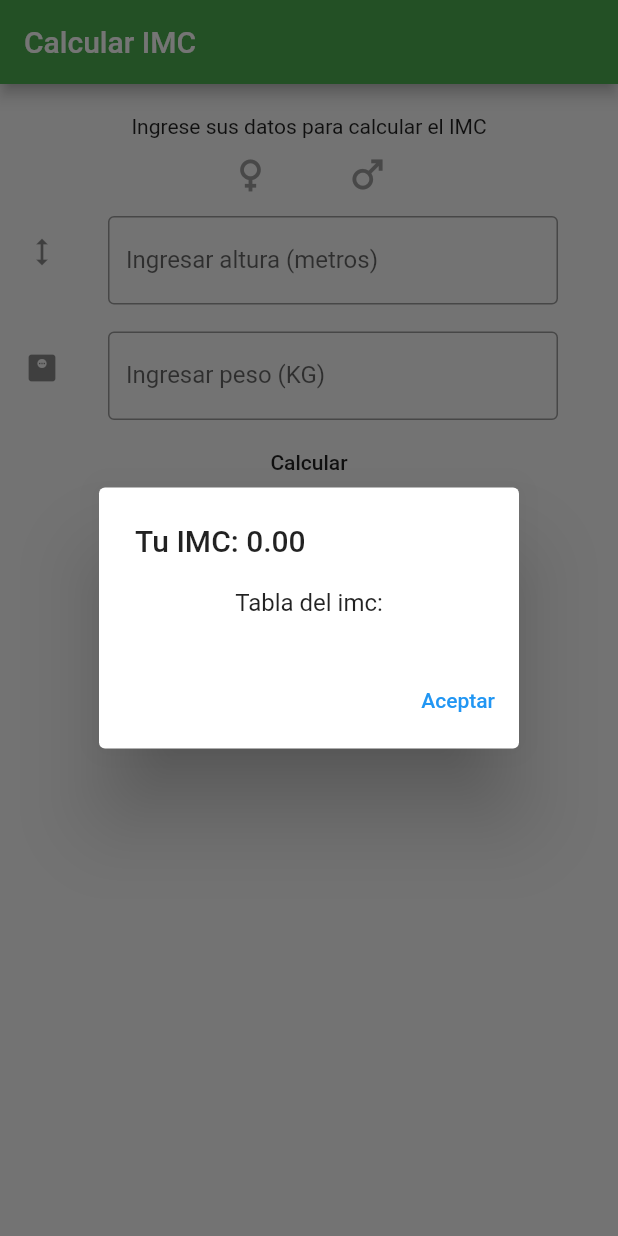
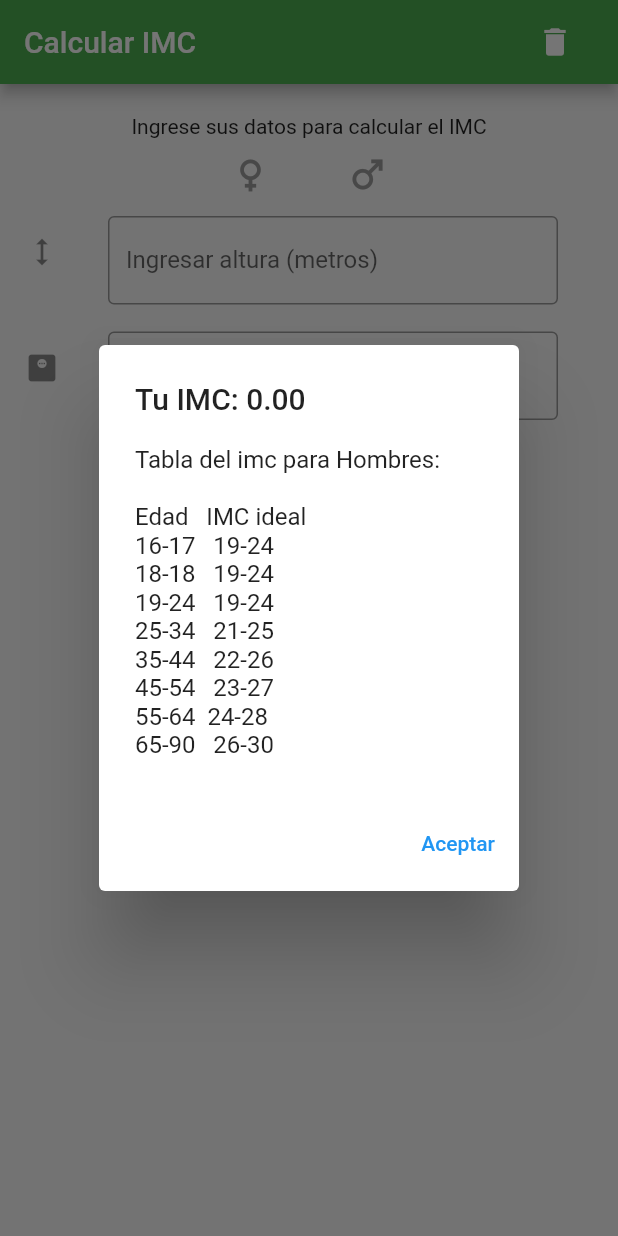
Before and after one commit to Daniel221/desarrollo_movil, a Flutter app: the screen it shows after launch, after a tap on "Calcular", on a phone screen of 412 x 824 dp. Run offline on Flutter 3.47's test engine with Material 2 defaults, Android fonts, the phone set to English and light mode, and no system bars.

Commit message:
finished app

```diff
--- a/lib/home_page.dart
+++ b/lib/home_page.dart
@@ -25,15 +25,25 @@ class _HomePageState extends State<HomePage> {
   }
 
   Future<void> _showInfoDialog(BuildContext context) {
+    String imcTable = "";
+    if (female) {
+      imcTable =
+          "Edad   IMC ideal\n16-17   20-25\n18-18   20-25\n19-24   20-25\n25-34   21-26\n35-44   22-27\n45-54   23-28\n55-64  24-29\n65-90   26-31";
+    } else {
+      imcTable =
+          "Edad   IMC ideal\n16-17   19-24\n18-18   19-24\n19-24   19-24\n25-34   21-25\n35-44   22-26\n45-54   23-27\n55-64  24-28\n65-90   26-30";
+    }
     return showDialog(
         context: context,
         builder: (context) {
           return AlertDialog(
             title: Text("Tu IMC: ${imc.toStringAsFixed(2)}"),
             content: Column(
+              crossAxisAlignment: CrossAxisAlignment.start,
               mainAxisSize: MainAxisSize.min,
               children: [
-                Text("Tabla del imc:"),
+                Text("Tabla del imc para ${female ? 'Mujeres' : 'Hombres'}:\n"),
+                Text(imcTable),
               ],
             ),
             actions: [
@@ -51,9 +61,25 @@ class _HomePageState extends State<HomePage> {
   @override
   Widget build(BuildContext context) {
     return Scaffold(
-        appBar: AppBar(
-          title: Text('Calcular IMC'),
-        ),
+        appBar: AppBar(title: Text('Calcular IMC'), actions: [
+          Padding(
+            padding: EdgeInsets.only(right: 30),
+            child: GestureDetector(
+              onTap: () {
+                weightController.text = "";
+                heightController.text = "";
+                female = false;
+                male = false;
+                FocusScope.of(context).unfocus();
+                setState(() {});
+              },
+              child: Icon(
+                Icons.delete,
+                color: Colors.white,
+              ),
+            ),
+          ),
+        ]),
         body: ListView(
           children: [
             Align(
```
